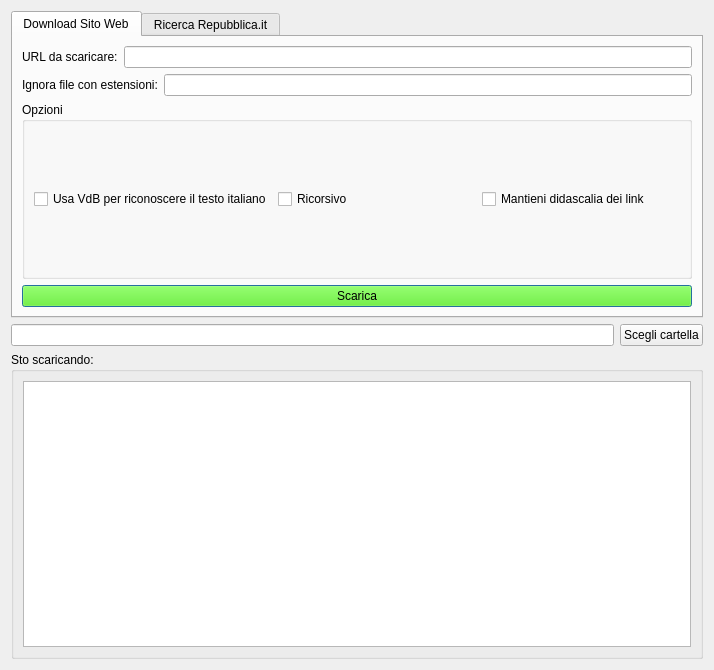
This is forms/url2corpus.ui in zorbaproject/Bran as Qt 5 draws it before an edit. The edited form follows.
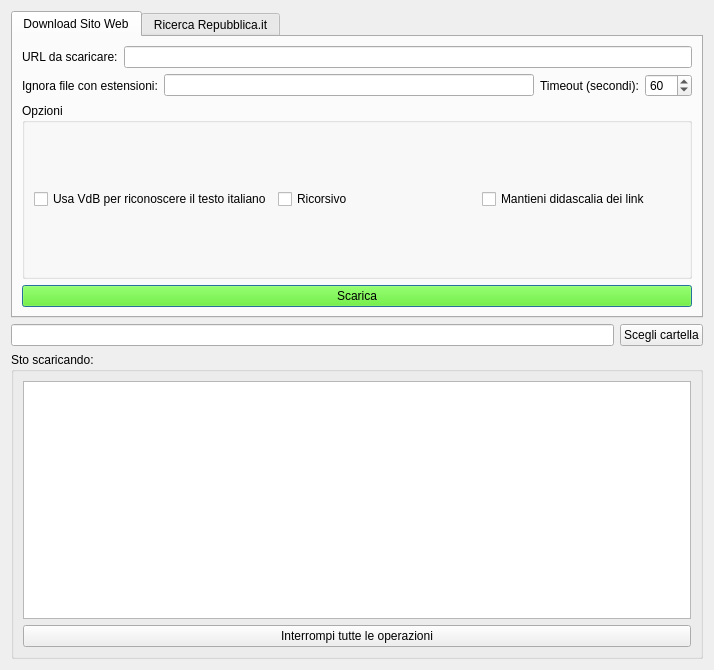
This is the edited form.

Commit message: multithreading nel download corpus

```diff
--- a/forms/url2corpus.ui
+++ b/forms/url2corpus.ui
@@ -50,6 +50,23 @@
          <item>
           <widget class="QLineEdit" name="ignoreext"/>
          </item>
+         <item>
+          <widget class="QLabel" name="label_10">
+           <property name="text">
+            <string>Timeout (secondi):</string>
+           </property>
+          </widget>
+         </item>
+         <item>
+          <widget class="QSpinBox" name="timeout">
+           <property name="maximum">
+            <number>300</number>
+           </property>
+           <property name="value">
+            <number>60</number>
+           </property>
+          </widget>
+         </item>
         </layout>
        </item>
        <item>
@@ -267,6 +284,13 @@
       <item>
        <widget class="QListWidget" name="results"/>
       </item>
+      <item>
+       <widget class="QPushButton" name="stopall">
+        <property name="text">
+         <string>Interrompi tutte le operazioni</string>
+        </property>
+       </widget>
+      </item>
      </layout>
     </widget>
    </item>
```
The commit also changes 1 other file.
